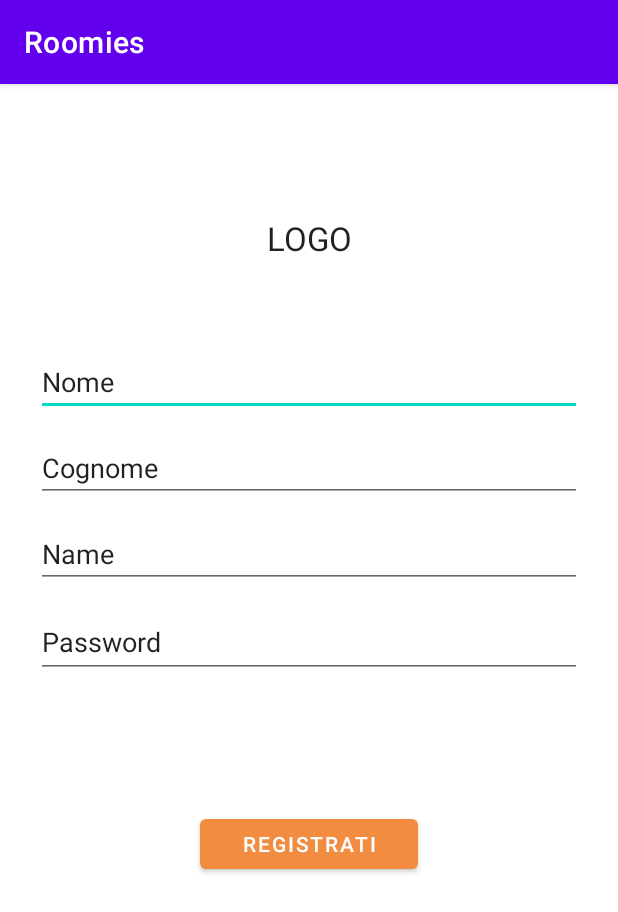
After one commit to vitosilver99/Roomies, an Android app: the RegistrazioneActivity screen opened directly, with no data from a screen before it, on a phone screen of 412 x 824 dp. The commit adds this screen. Shown: the top 912 px of the screen. Run offline under Robolectric (Android 15) with nearby library versions, the phone set to English and light mode, and no system bars; our stand-ins replace Firebase (no records; nobody signed in at launch, a user with empty details on screens opened directly).

Commit message:
aggiunta vcs

```diff
--- a/app/build.gradle
+++ b/app/build.gradle
@@ -1,5 +1,6 @@
 plugins {
     id 'com.android.application'
+    id 'com.google.gms.google-services'
 }
 
 android {
@@ -35,6 +36,7 @@ dependencies {
     implementation 'androidx.constraintlayout:constraintlayout:1.1.3'
     implementation 'androidx.lifecycle:lifecycle-livedata-ktx:2.2.0'
     implementation 'androidx.lifecycle:lifecycle-viewmodel-ktx:2.2.0'
+    implementation 'com.google.firebase:firebase-auth:19.2.0'
     testImplementation 'junit:junit:4.+'
     androidTestImplementation 'androidx.test.ext:junit:1.1.1'
     androidTestImplementation 'androidx.test.espresso:espresso-core:3.2.0'
--- a/app/src/main/AndroidManifest.xml
+++ b/app/src/main/AndroidManifest.xml
@@ -9,11 +9,13 @@
         android:roundIcon="@mipmap/ic_launcher_round"
         android:supportsRtl="true"
         android:theme="@style/Theme.Roomies">
+        <activity android:name=".RegistrazioneActivity"></activity>
         <activity
-            android:name=".ui.login.LoginActivity"
+            android:name=".LoginActivity"
             android:label="@string/app_name">
             <intent-filter>
                 <action android:name="android.intent.action.MAIN" />
+
                 <category android:name="android.intent.category.LAUNCHER" />
             </intent-filter>
         </activity>
--- /dev/null
+++ b/app/src/main/java/com/example/roomies/RegistrazioneActivity.java
@@ -0,0 +1,54 @@
+package com.example.roomies;
+
+import androidx.appcompat.app.AppCompatActivity;
+
+import android.os.Bundle;
+import android.text.TextUtils;
+import android.view.View;
+import android.widget.Button;
+import android.widget.EditText;
+import android.widget.ProgressBar;
+
+import com.google.firebase.auth.FirebaseAuth;
+
+public class RegistrazioneActivity extends AppCompatActivity {
+
+    @Override
+    protected void onCreate(Bundle savedInstanceState) {
+        super.onCreate(savedInstanceState);
+        setContentView(R.layout.activity_registrazione);
+
+        Button registrati = findViewById(R.id.btn_registrazione);
+        EditText nome = findViewById(R.id.Nome_registrazione);
+        EditText cognome = findViewById(R.id.Cognome_registrazione);
+        EditText email = findViewById(R.id.Email_registrazione);
+        EditText password = findViewById(R.id.Password_registrazione);
+        ProgressBar load = findViewById(R.id.progressBar_reg);
+        FirebaseAuth mAuth;
+        mAuth = FirebaseAuth.getInstance();
+
+        registrati.setOnClickListener(new View.OnClickListener() {
+            @Override
+            public void onClick(View v) {
+                String nom = nome.getText().toString().trim();
+                String pass = password.getText().toString().trim();
+
+                if(TextUtils.isEmpty(nom))
+                {
+                    nome.setError("Inserisci il nome");
+                    return;
+                }
+
+                if(TextUtils.isEmpty(pass))
+                {
+                    password.setError("Inserisci la password");
+                    return;
+                }
+
+
+            }
+        });
+
+
+    }
+}
--- /dev/null
+++ b/app/src/main/res/layout/activity_registrazione.xml
@@ -0,0 +1,107 @@
+<?xml version="1.0" encoding="utf-8"?>
+<androidx.constraintlayout.widget.ConstraintLayout xmlns:android="http://schemas.android.com/apk/res/android"
+    xmlns:app="http://schemas.android.com/apk/res-auto"
+    xmlns:tools="http://schemas.android.com/tools"
+    android:layout_width="match_parent"
+    android:layout_height="match_parent"
+    tools:context=".RegistrazioneActivity">
+
+    <EditText
+        android:id="@+id/Nome_registrazione"
+        android:layout_width="0dp"
+        android:layout_height="wrap_content"
+        android:layout_marginStart="24dp"
+        android:layout_marginLeft="24dp"
+        android:layout_marginTop="176dp"
+        android:layout_marginEnd="24dp"
+        android:layout_marginRight="24dp"
+        android:ems="10"
+        android:inputType="textPersonName"
+        android:text="Nome"
+        app:layout_constraintEnd_toEndOf="parent"
+        app:layout_constraintStart_toStartOf="parent"
+        app:layout_constraintTop_toTopOf="parent" />
+
+    <EditText
+        android:id="@+id/Cognome_registrazione"
+        android:layout_width="0dp"
+        android:layout_height="wrap_content"
+        android:layout_marginStart="24dp"
+        android:layout_marginLeft="24dp"
+        android:layout_marginTop="12dp"
+        android:layout_marginEnd="24dp"
+        android:layout_marginRight="24dp"
+        android:ems="10"
+        android:inputType="textPersonName"
+        android:text="Cognome"
+        app:layout_constraintEnd_toEndOf="parent"
+        app:layout_constraintStart_toStartOf="parent"
+        app:layout_constraintTop_toBottomOf="@+id/Nome_registrazione" />
+
+    <EditText
+        android:id="@+id/Email_registrazione"
+        android:layout_width="0dp"
+        android:layout_height="wrap_content"
+        android:layout_marginStart="24dp"
+        android:layout_marginLeft="24dp"
+        android:layout_marginTop="12dp"
+        android:layout_marginEnd="24dp"
+        android:layout_marginRight="24dp"
+        android:ems="10"
+        android:inputType="textPersonName"
+        android:text="Name"
+        app:layout_constraintEnd_toEndOf="parent"
+        app:layout_constraintStart_toStartOf="parent"
+        app:layout_constraintTop_toBottomOf="@+id/Cognome_registrazione"
+        tools:text="Email" />
+
+    <EditText
+        android:id="@+id/Password_registrazione"
+        android:layout_width="0dp"
+        android:layout_height="48dp"
+        android:layout_marginStart="24dp"
+        android:layout_marginLeft="24dp"
+        android:layout_marginTop="12dp"
+        android:layout_marginEnd="24dp"
+        android:layout_marginRight="24dp"
+        android:ems="10"
+        android:inputType="textPersonName"
+        android:text="Password"
+        app:layout_constraintEnd_toEndOf="parent"
+        app:layout_constraintStart_toStartOf="parent"
+        app:layout_constraintTop_toBottomOf="@+id/Email_registrazione" />
+
+    <Button
+        android:id="@+id/btn_registrazione"
+        android:layout_width="145dp"
+        android:layout_height="45dp"
+        android:layout_marginTop="88dp"
+        android:text="Registrati"
+        app:backgroundTint="#F18C40"
+        app:layout_constraintEnd_toEndOf="parent"
+        app:layout_constraintStart_toStartOf="parent"
+        app:layout_constraintTop_toBottomOf="@+id/Password_registrazione" />
+
+    <TextView
+        android:id="@+id/textView3"
+        android:layout_width="wrap_content"
+        android:layout_height="wrap_content"
+        android:layout_marginTop="88dp"
+        android:text="LOGO"
+        android:textAppearance="@style/TextAppearance.AppCompat.Large"
+        app:layout_constraintEnd_toEndOf="parent"
+        app:layout_constraintStart_toStartOf="parent"
+        app:layout_constraintTop_toTopOf="parent" />
+
+    <ProgressBar
+        android:id="@+id/progressBar_reg"
+        style="?android:attr/progressBarStyle"
+        android:layout_width="wrap_content"
+        android:layout_height="wrap_content"
+        android:visibility="invisible"
+        app:layout_constraintBottom_toTopOf="@+id/btn_registrazione"
+        app:layout_constraintEnd_toEndOf="parent"
+        app:layout_constraintStart_toStartOf="parent"
+        app:layout_constraintTop_toBottomOf="@+id/Password_registrazione" />
+
+</androidx.constraintlayout.widget.ConstraintLayout>
--- a/app/src/main/res/values/strings.xml
+++ b/app/src/main/res/values/strings.xml
@@ -3,7 +3,7 @@
     <!-- Strings related to login -->
     <string name="prompt_email">Email</string>
     <string name="prompt_password">Password</string>
-    <string name="action_sign_in">Sign in or register</string>
+    <string name="action_sign_in">Login</string>
     <string name="action_sign_in_short">Sign in</string>
     <string name="welcome">"Welcome !"</string>
     <string name="invalid_username">Not a valid username</string>
--- a/build.gradle
+++ b/build.gradle
@@ -6,6 +6,7 @@ buildscript {
     }
     dependencies {
         classpath "com.android.tools.build:gradle:4.1.1"
+        classpath 'com.google.gms:google-services:4.3.3'
 
         // NOTE: Do not place your application dependencies here; they belong
         // in the individual module build.gradle files
```
Also changed, not shown: app/src/main/java/com/example/roomies/LoginActivity.java (added, +35 -0 lines), app/src/main/java/com/example/roomies/data/LoginDataSource.java (deleted, +0 -29 lines), app/src/main/java/com/example/roomies/data/LoginRepository.java (deleted, +0 -54 lines), app/src/main/java/com/example/roomies/data/Result.java (deleted, +0 -48 lines), app/src/main/java/com/example/roomies/data/model/LoggedInUser.java (deleted, +0 -23 lines), app/src/main/java/com/example/roomies/ui/login/LoggedInUserView.java (deleted, +0 -17 lines), app/src/main/java/com/example/roomies/ui/login/LoginActivity.java (deleted, +0 -131 lines), app/src/main/java/com/example/roomies/ui/login/LoginFormState.java (deleted, +0 -40 lines), app/src/main/java/com/example/roomies/ui/login/LoginResult.java (deleted, +0 -31 lines), app/src/main/java/com/example/roomies/ui/login/LoginViewModel.java (deleted, +0 -70 lines), app/src/main/java/com/example/roomies/ui/login/LoginViewModelFactory.java (deleted, +0 -26 lines), app/src/main/res/layout/activity_login.xml (+32 -6 lines).
